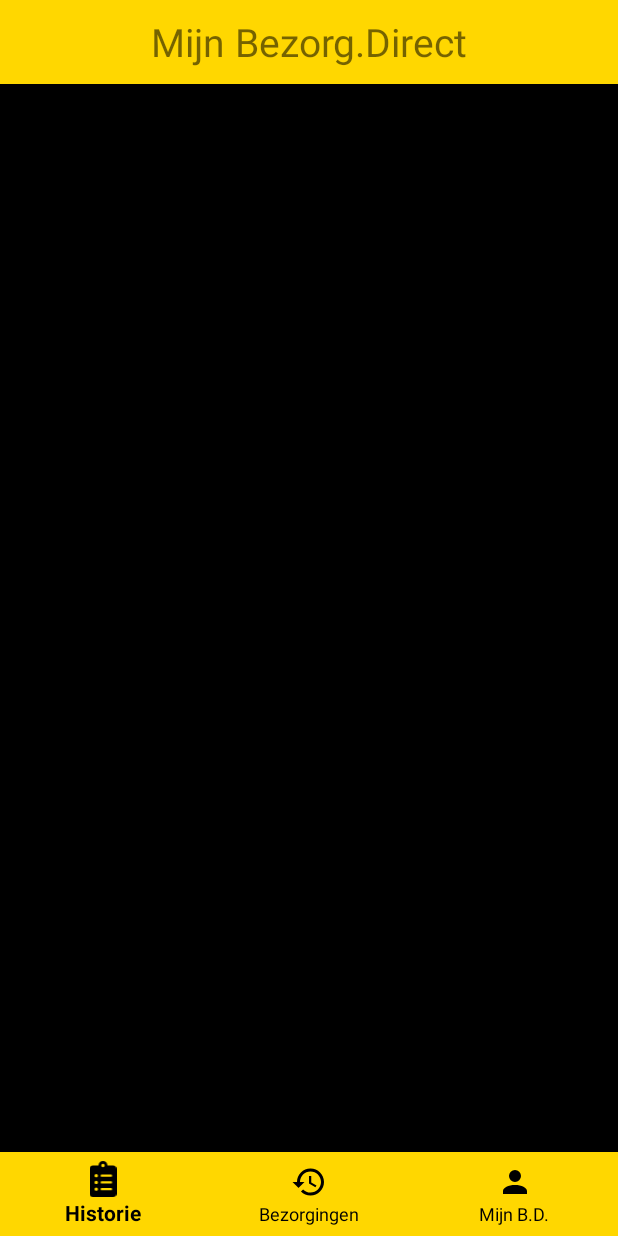
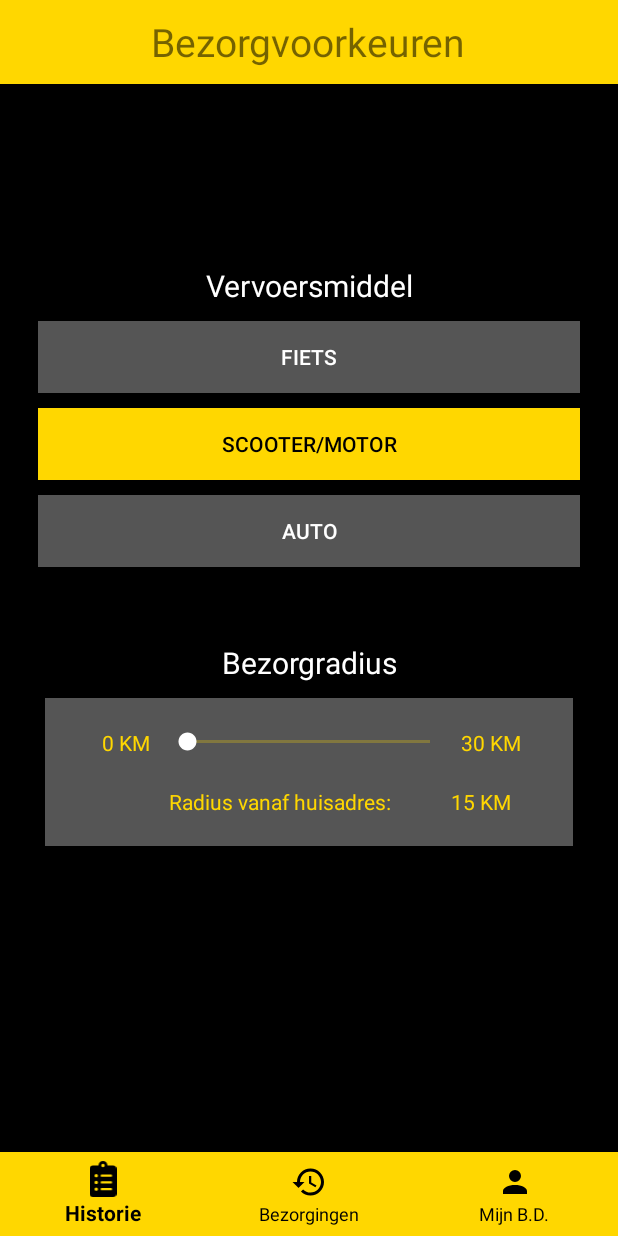
Before and after one commit to Jessevanduijne/3.4_MijnBD, an Android app: the MyBDMoS screen opened directly, with no data from a screen before it, on a phone screen of 412 x 824 dp. Run offline under Robolectric (Android 15) with nearby library versions, the phone set to English and light mode, and no system bars.

Commit message:
added mybd means of transport design

```diff
--- a/app/src/main/res/layout/activity_my_bdavailability.xml
+++ b/app/src/main/res/layout/activity_my_bdavailability.xml
@@ -11,7 +11,7 @@
     <include layout="@layout/bottom_bar"/>
 
     <TextView
-        android:id="@+id/lbl_mybdavailability"
+        android:id="@+id/lbl_mybdmostitle"
         android:layout_width="wrap_content"
         android:layout_height="wrap_content"
         android:layout_centerHorizontal="true"
--- a/app/src/main/res/layout/activity_my_bdinfo.xml
+++ b/app/src/main/res/layout/activity_my_bdinfo.xml
@@ -11,7 +11,7 @@
     <include layout="@layout/bottom_bar"/>
 
     <TextView
-        android:id="@+id/lbl_mybdavailability"
+        android:id="@+id/lbl_mybdmostitle"
         android:layout_width="wrap_content"
         android:layout_height="wrap_content"
         android:layout_centerHorizontal="true"
--- a/app/src/main/res/layout/activity_my_bdmo_s.xml
+++ b/app/src/main/res/layout/activity_my_bdmo_s.xml
@@ -11,13 +11,146 @@
     <include layout="@layout/bottom_bar"/>
 
     <TextView
-        android:id="@+id/lbl_mybdavailability"
+        android:id="@+id/lbl_mybdmostitle"
         android:layout_width="wrap_content"
         android:layout_height="wrap_content"
         android:layout_centerHorizontal="true"
         android:layout_centerVertical="false"
         android:layout_marginTop="10dp"
-        android:text="@string/lbl_mybdpersonalia"
+        android:text="@string/lbl_mybdmostitle"
         android:textSize="26sp" />
 
+    <LinearLayout
+        android:layout_width="match_parent"
+        android:layout_height="621dp"
+        android:layout_centerVertical="true"
+        android:orientation="vertical">
+
+        <TextView
+            android:id="@+id/lbl_mybdmos"
+            android:layout_width="match_parent"
+            android:layout_height="wrap_content"
+            android:layout_marginTop="75dp"
+            android:layout_marginBottom="10dp"
+            android:text="@string/lbl_mybdmos"
+            android:textAlignment="center"
+            android:textColor="@color/white"
+            android:textSize="20sp" />
+
+        <Button
+            android:id="@+id/btn_bicycle"
+            android:layout_width="match_parent"
+            android:layout_height="wrap_content"
+            android:layout_marginLeft="25dp"
+            android:layout_marginRight="25dp"
+            android:layout_marginBottom="10dp"
+            android:background="@color/darkGray"
+            android:text="@string/btn_bicycle"
+            android:textColor="@color/white" />
+
+        <Button
+            android:id="@+id/btn_motorcycle"
+            android:layout_width="match_parent"
+            android:layout_height="wrap_content"
+            android:layout_marginLeft="25dp"
+            android:layout_marginRight="25dp"
+            android:layout_marginBottom="10dp"
+            android:background="@color/colorPrimary"
+            android:text="@string/btn_motorcycle"
+            android:textColor="@android:color/black" />
+
+        <Button
+            android:id="@+id/btn_car"
+            android:layout_width="match_parent"
+            android:layout_height="wrap_content"
+            android:layout_marginLeft="25dp"
+            android:layout_marginRight="25dp"
+            android:layout_marginBottom="50dp"
+            android:background="@color/darkGray"
+            android:text="@string/btn_car"
+            android:textColor="@color/white" />
+
+        <TextView
+            android:id="@+id/lbl_radius"
+            android:layout_width="match_parent"
+            android:layout_height="wrap_content"
+            android:layout_marginBottom="10dp"
+            android:text="@string/lbl_radius"
+            android:textAlignment="center"
+            android:textColor="@color/white"
+            android:textSize="20dp" />
+
+        <LinearLayout
+            android:layout_width="match_parent"
+            android:layout_height="wrap_content"
+            android:layout_marginLeft="30dp"
+            android:layout_marginRight="30dp"
+            android:background="@color/darkGray"
+            android:orientation="vertical">
+
+            <LinearLayout
+                android:layout_width="match_parent"
+                android:layout_height="match_parent"
+                android:layout_marginTop="20dp"
+                android:orientation="horizontal">
+
+                <TextView
+                    android:id="@+id/lbl_radkm1"
+                    android:layout_width="0dp"
+                    android:layout_height="wrap_content"
+                    android:layout_marginLeft="30dp"
+                    android:layout_weight="1"
+                    android:text="@string/lbl_radkm1"
+                    android:textAlignment="center"
+                    android:textColor="@color/colorPrimary" />
+
+                <SeekBar
+                    android:id="@+id/seekBar"
+                    android:layout_width="145dp"
+                    android:layout_height="wrap_content"
+                    android:layout_weight="1"
+                    android:progressBackgroundTint="@color/colorPrimary" />
+
+                <TextView
+                    android:id="@+id/lbl_radkm2"
+                    android:layout_width="0dp"
+                    android:layout_height="wrap_content"
+                    android:layout_marginRight="30dp"
+                    android:layout_weight="1"
+                    android:text="@string/lbl_radkm2"
+                    android:textAlignment="center"
+                    android:textColor="@color/colorPrimary" />
+
+            </LinearLayout>
+
+            <LinearLayout
+                android:layout_width="match_parent"
+                android:layout_height="match_parent"
+                android:orientation="horizontal">
+
+                <TextView
+                    android:id="@+id/lbl_radiustext"
+                    android:layout_width="wrap_content"
+                    android:layout_height="wrap_content"
+                    android:layout_marginTop="20dp"
+                    android:layout_marginBottom="20dp"
+                    android:layout_weight="1"
+                    android:text="@string/lbl_radiustext"
+                    android:textAlignment="textEnd"
+                    android:textColor="@color/colorPrimary" />
+
+                <TextView
+                    android:id="@+id/lblradiusvar"
+                    android:layout_width="wrap_content"
+                    android:layout_height="wrap_content"
+                    android:layout_marginTop="20dp"
+                    android:layout_marginBottom="20dp"
+                    android:layout_weight="1"
+                    android:text="15 KM"
+                    android:textAlignment="center"
+                    android:textColor="@color/colorPrimary" />
+            </LinearLayout>
+        </LinearLayout>
+    </LinearLayout>
+
 </RelativeLayout>
--- a/app/src/main/res/values/strings.xml
+++ b/app/src/main/res/values/strings.xml
@@ -58,8 +58,15 @@
     <string name="lbl_selectweek">Selecteer Week</string>
 
     <!-- MijnBD vervoer: -->
-    <string name="lbl_mybdmos">Bezorgvoorkeuren</string>
+    <string name="lbl_mybdmostitle">Bezorgvoorkeuren</string>
+    <string name="lbl_mybdmos">Vervoersmiddel</string>
     <string name="lbl_radius">Bezorgradius</string>
+    <string name="btn_bicycle">Fiets</string>
+    <string name="btn_motorcycle">Scooter/Motor</string>
+    <string name="btn_car">Auto</string>
+    <string name="lbl_radkm1">0 KM</string>
+    <string name="lbl_radkm2">30 KM</string>
+    <string name="lbl_radiustext">Radius vanaf huisadres: </string>
 
     <!-- Dummies: -->
     <string name="dummy_time">00:00</string>
```
